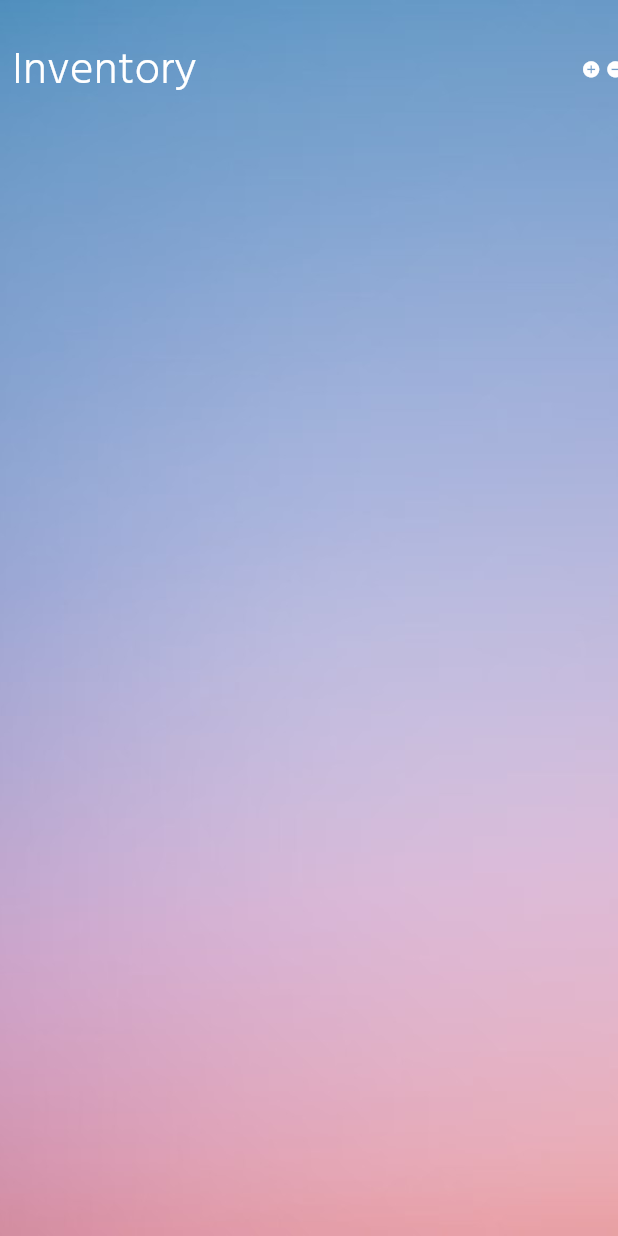
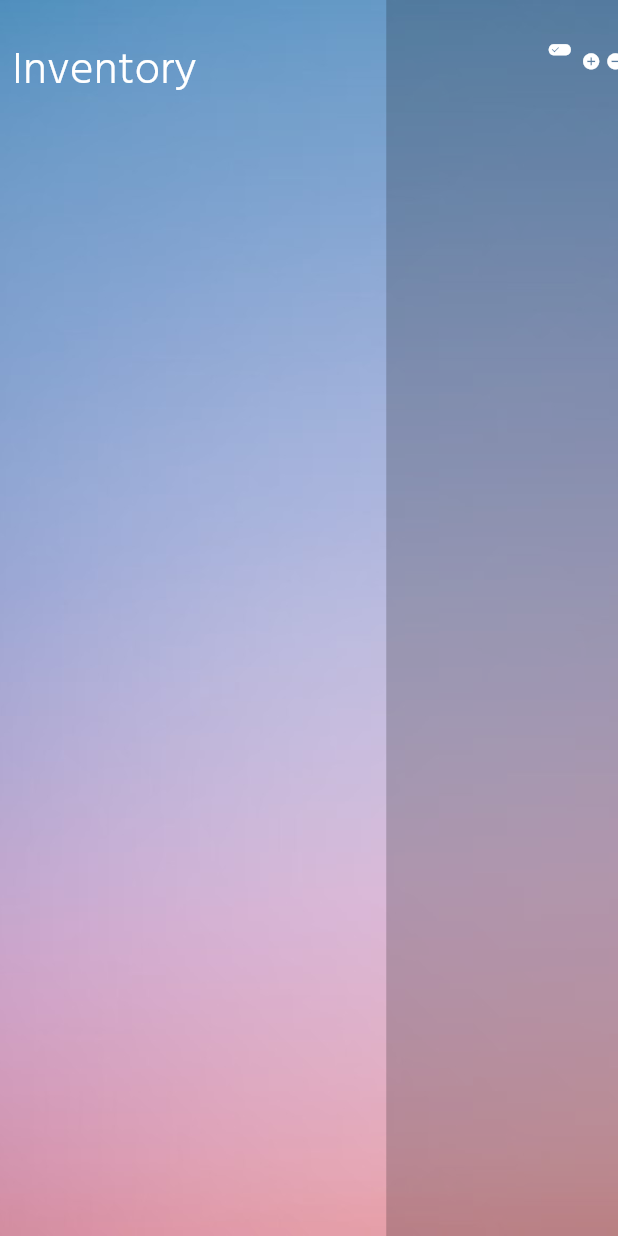
Before and after one commit to dot-eg/dotpos, a Flutter app: the InventoryPage screen opened directly, on a phone screen of 412 x 824 dp. Run offline on Flutter 3.47's test engine with Material 2 defaults, Android fonts, the light colour scheme and no system bars; our stand-ins replace cloud_firestore, firebase_auth, firebase_core, pdf, printing; accounts and stored records are empty.

Commit message:
adding updates to inventory page

```diff
--- a/lib/ui/inventory_page.dart
+++ b/lib/ui/inventory_page.dart
@@ -39,6 +39,17 @@ class _InventoryPageState extends State<InventoryPage> {
             ),
           ),
           Positioned(
+            left: MediaQuery.of(context).size.width * 0.625,
+            top: 0 ,
+            child: Container(
+              width: MediaQuery.of(context).size.width * 0.375,
+              height: MediaQuery.of(context).size.height,
+              decoration: BoxDecoration(
+                color: Colors.black.withOpacity(0.2),
+              ),
+            ),
+          ),
+          Positioned(
             //Inventory Header
             left: MediaQuery.of(context).size.width * 0.01953125,
             top: MediaQuery.of(context).size.height * 0.0298913,
@@ -50,7 +61,7 @@ class _InventoryPageState extends State<InventoryPage> {
           ),
           Positioned(
             left: MediaQuery.of(context).size.width * 0.8984375,
-            top: MediaQuery.of(context).size.height * 0.02673797,
+            top: MediaQuery.of(context).size.height * 0.02005348,
             child: IconButton(
               onPressed: () {
                 showDialog(
@@ -68,7 +79,10 @@ class _InventoryPageState extends State<InventoryPage> {
                             child: SizedBox(
                                 width: 150,
                                 height: 30,
-                                child: Text('Add Product', style: TextStyle(fontSize: 20, fontFamily: 'Hind Kochi'))),
+                                child: Text('Add Product',
+                                    style: TextStyle(
+                                        fontSize: 20,
+                                        fontFamily: 'Hind Kochi'))),
                           ),
                           Positioned(
                             left: 20,
@@ -146,8 +160,11 @@ class _InventoryPageState extends State<InventoryPage> {
                                         int.parse(priceController.text),
                                         quantityController.text);
                                     if (result.contains("Success")) {
+                                      products = [];
+                                      List<String> newProducts =
+                                          await retrieveProductName();
                                       setState(() {
-                                        refreshAllData();
+                                        products = newProducts;
                                       });
                                       Navigator.of(context).pop();
                                     } else {
@@ -190,7 +207,7 @@ class _InventoryPageState extends State<InventoryPage> {
           ),
           Positioned(
             left: MediaQuery.of(context).size.width * 0.9375,
-            top: MediaQuery.of(context).size.height * 0.02673797,
+            top: MediaQuery.of(context).size.height * 0.02005348,
             child: IconButton(
               onPressed: () {
                 showDialog(
@@ -208,13 +225,16 @@ class _InventoryPageState extends State<InventoryPage> {
                           child: Text('Cancel'),
                         ),
                         TextButton(
-                          onPressed: () {
+                          onPressed: () async {
                             for (String product in selectedProducts) {
                               deleteProduct(productMap[product]!);
                             }
                             selectedProducts = [];
+                            products = [];
+                            List<String> newProducts =
+                                await retrieveProductName();
                             setState(() {
-                              refreshAllData();
+                              products = newProducts;
                             });
                             Navigator.of(context).pop();
                           },
@@ -228,6 +248,18 @@ class _InventoryPageState extends State<InventoryPage> {
               icon: Icon(Icons.remove_circle,
                   color: Colors.white,
                   size: MediaQuery.of(context).size.width * 0.03125),
+            ),
+          ),
+          Positioned(
+            left: MediaQuery.of(context).size.width * 0.84765625,
+            top: MediaQuery.of(context).size.height * 0.01069519,
+            child: IconButton(
+              onPressed: () {
+
+              },
+              icon: Icon(Icons.edit_attributes,
+                  color: Colors.white,
+                  size: MediaQuery.of(context).size.width * 0.04296875),
             ),
           ),
           Positioned(
```
Also changed, not shown: lib/ui/login_screen.dart (+71 -64 lines), lib/ui/product_home_page.dart (+6 -2 lines), lib/analysis/aggregate.dart (added).
